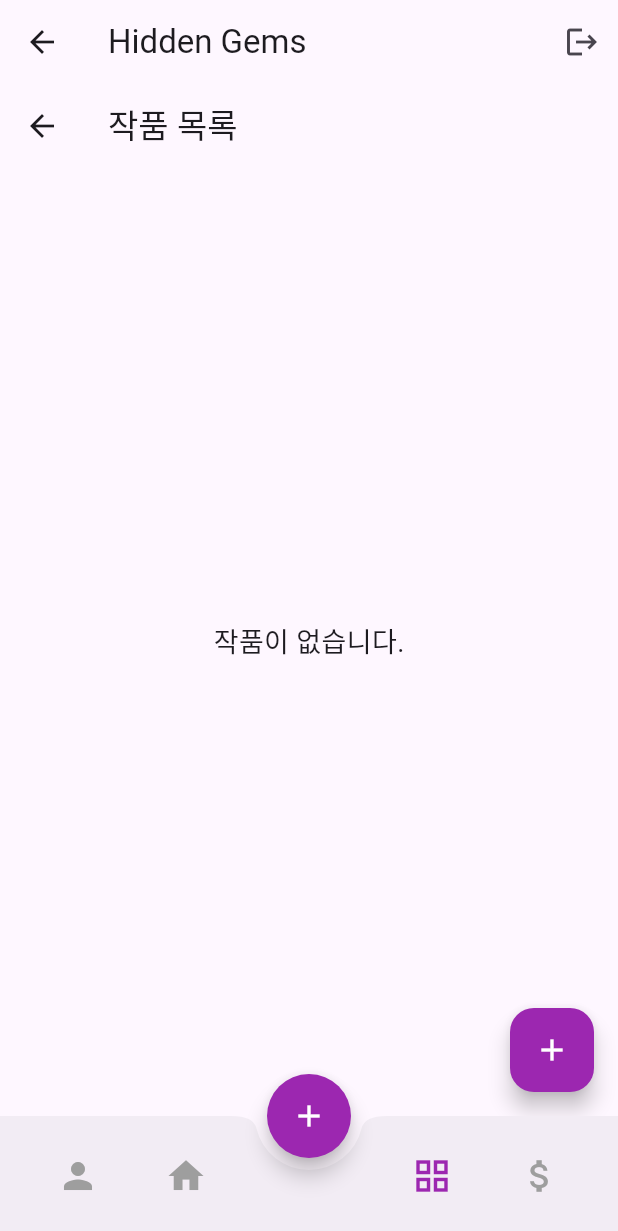
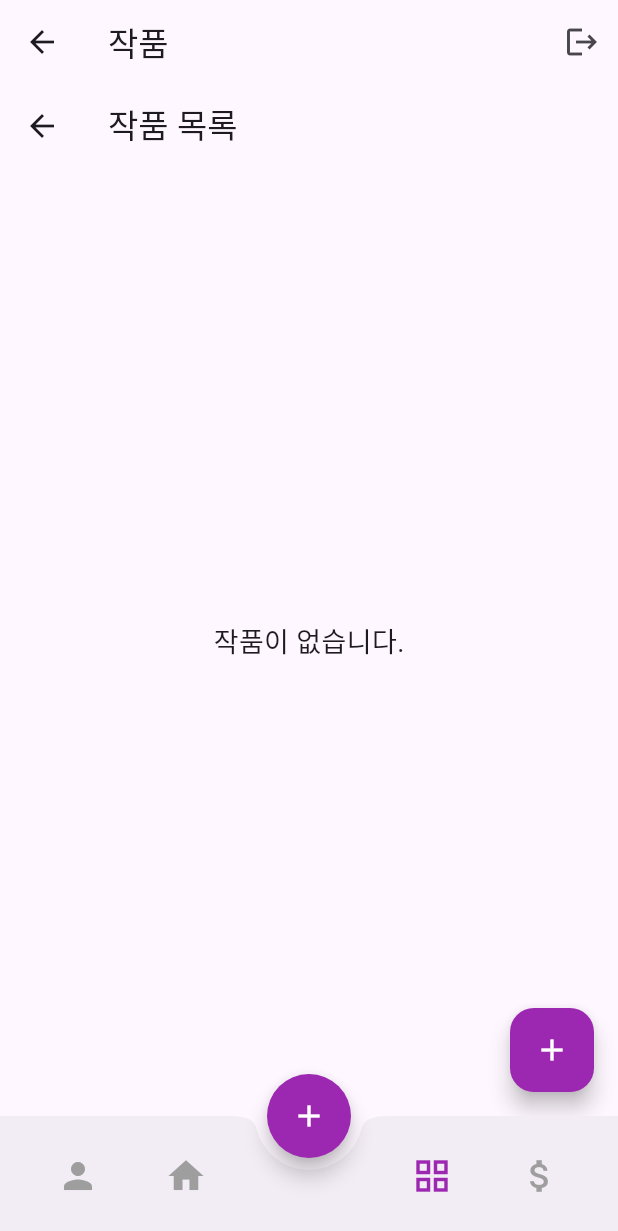
Before and after one commit to APP-iOS7/HiddenGems, a Flutter app: the HomeScreen screen opened directly, item 3 of the bottom bar chosen, on a phone screen of 412 x 824 dp. Shown: the top 1231 px of the screen. Run offline on Flutter 3.47's test engine with Material 3 defaults, Android fonts, the phone set to English and light mode, and no system bars; our stand-ins replace cloud_firestore, firebase_auth, firebase_core, firebase_storage, google_sign_in, image_picker; missing offline and left inert: kakao_flutter_sdk_user; accounts and stored records are empty; network calls fail.

Commit message:
탭바 선택에 따라 화면 제목 변경

```diff
--- a/lib/main.dart
+++ b/lib/main.dart
@@ -62,6 +62,14 @@ class HomeScreenState extends State<HomeScreen> {
     AuctionPageScreen(),
   ];
 
+  final List<String> _titles = [
+    "마이페이지",
+    "Hidden Gems",
+    "",
+    "작품",
+    "경매",
+  ];
+
   void _onItemTapped(int index) {
     if (index == 2) return; // 가운데 버튼은 동작 X
     setState(() {
@@ -74,7 +82,7 @@ class HomeScreenState extends State<HomeScreen> {
   Widget build(BuildContext context) {
     return Scaffold(
       appBar: AppBar(
-        title: Text('Hidden Gems'),
+        title: Text(_titles[_selectedIndex]),
         actions: [
           IconButton(
               onPressed: () {
```
